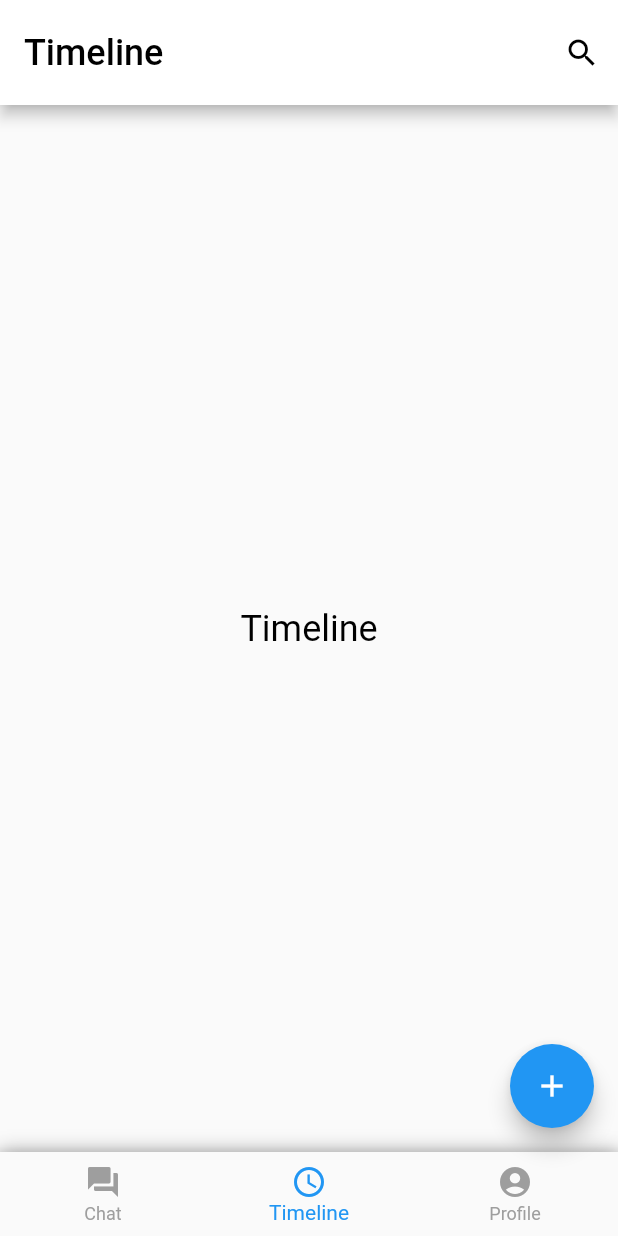
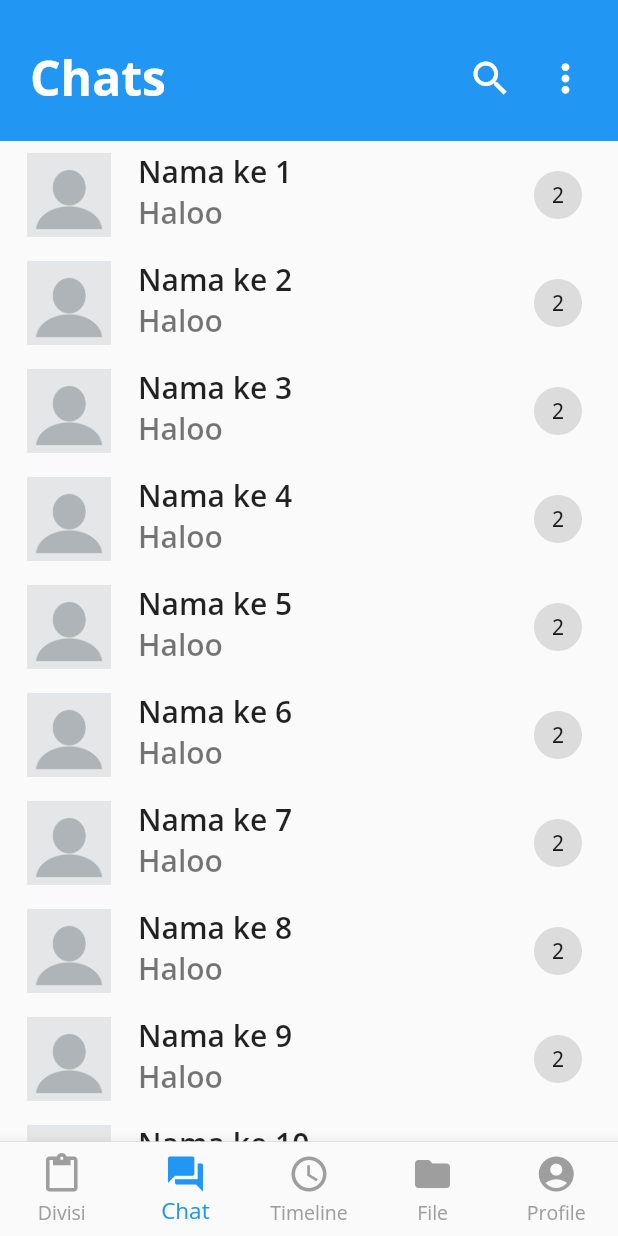
Before and after one commit to hamzaharrayhan/originice, a Flutter app: the screen it shows after launch, item 2 of the bottom bar chosen, on a phone screen of 412 x 824 dp. Run offline on Flutter 3.47's test engine with Material 2 defaults, Android fonts, the phone set to English and light mode, and no system bars; our stand-ins replace get, google_fonts.

Commit message:
chatpage

```diff
--- /dev/null
+++ b/lib/Page/chatpage.dart
@@ -0,0 +1,66 @@
+import 'package:flutter/material.dart';
+
+class ChatPage extends StatelessWidget {
+  final List<Widget> myChats = List.generate(
+    20,
+    (index) => ListTile(
+      onTap: () {},
+      leading: CircleAvatar(
+        radius: 30,
+        backgroundColor: Colors.black26,
+        child: Image.asset(
+          'assets/profile.png',
+          fit: BoxFit.contain,
+        ),
+      ),
+      title: Text(
+        "Nama ke ${index + 1}",
+        style: TextStyle(fontSize: 20, fontWeight: FontWeight.w600),
+      ),
+      subtitle: Text(
+        "Haloo",
+        style: TextStyle(fontSize: 20, fontWeight: FontWeight.w600),
+      ),
+      trailing: Chip(label: Text("2")),
+    ),
+  );
+
+  @override
+  Widget build(BuildContext context) {
+    return Scaffold(
+        body: Column(
+      children: [
+        Container(
+          padding: EdgeInsets.fromLTRB(20, 30, 20, 20),
+          color: Colors.blue,
+          child: Row(
+            mainAxisAlignment: MainAxisAlignment.spaceBetween,
+            children: [
+              Text(
+                "Chats",
+                style: TextStyle(
+                    fontSize: 32,
+                    fontWeight: FontWeight.bold,
+                    color: Colors.white),
+              ),
+              Row(
+                children: [
+                  Icon(Icons.search, size: 30, color: Colors.white),
+                  SizedBox(
+                    width: 20,
+                  ),
+                  Icon(Icons.more_vert, size: 30, color: Colors.white),
+                ],
+              )
+            ],
+          ),
+        ),
+        Expanded(
+          child: ListView.builder(
+              itemCount: myChats.length,
+              itemBuilder: (context, index) => myChats[index]),
+        )
+      ],
+    ));
+  }
+}
--- a/lib/dashboard.dart
+++ b/lib/Page/dashboard.dart
@@ -1,4 +1,6 @@
 import 'package:flutter/material.dart';
+import 'package:originice/Page/chatpage.dart';
+import 'package:originice/Page/profilepage.dart';
 
 class Dashboard extends StatefulWidget {
   @override
@@ -9,19 +11,21 @@ class _DashboardState extends State<Dashboard> {
   int _selectedIndex = 0;
   static const TextStyle optionStyle =
       TextStyle(fontSize: 24, color: Colors.black);
-  static const List<Widget> _widgetOptions = <Widget>[
+  List<Widget> _widgetOptions = <Widget>[
     Text(
-      'Chat',
+      'Divisi',
       style: optionStyle,
     ),
+    ChatPage(),
     Text(
       'Timeline',
       style: optionStyle,
     ),
     Text(
-      'Profile',
+      'File',
       style: optionStyle,
     ),
+    ProfilePage()
   ];
 
   void _onItemTapped(int index) {
@@ -33,37 +37,24 @@ class _DashboardState extends State<Dashboard> {
   @override
   Widget build(BuildContext context) {
     return Scaffold(
-        appBar: AppBar(
-          toolbarHeight: 70,
-          backgroundColor: Colors.white,
-          title: _widgetOptions.elementAt(_selectedIndex),
-          actions: <Widget>[
-            IconButton(
-              icon: Icon(Icons.search),
-              onPressed: () {},
-              color: Colors.black,
-            )
-          ],
-        ),
         body: Center(
           child: _widgetOptions.elementAt(_selectedIndex),
-        ),
-        floatingActionButton: FloatingActionButton(
-          onPressed: () {},
-          child: const Icon(Icons.add),
-          backgroundColor: Colors.blue,
         ),
         bottomNavigationBar: Container(
           decoration: BoxDecoration(
             boxShadow: <BoxShadow>[
               BoxShadow(
                 color: Colors.grey,
-                blurRadius: 10,
               ),
             ],
           ),
           child: BottomNavigationBar(
+            type: BottomNavigationBarType.fixed,
             items: const <BottomNavigationBarItem>[
+              BottomNavigationBarItem(
+                icon: Icon(Icons.content_paste),
+                label: 'Divisi',
+              ),
               BottomNavigationBarItem(
                 icon: Icon(Icons.question_answer),
                 label: 'Chat',
@@ -73,11 +64,18 @@ class _DashboardState extends State<Dashboard> {
                 label: 'Timeline',
               ),
               BottomNavigationBarItem(
+                icon: Icon(Icons.folder),
+                label: 'File',
+              ),
+              BottomNavigationBarItem(
                 icon: Icon(Icons.account_circle),
                 label: 'Profile',
               ),
             ],
             currentIndex: _selectedIndex,
+            selectedFontSize: 15,
+            unselectedFontSize: 13,
+            iconSize: 28,
             unselectedItemColor: Colors.grey,
             selectedItemColor: Colors.blue,
             onTap: _onItemTapped,
--- a/lib/main.dart
+++ b/lib/main.dart
@@ -1,6 +1,8 @@
 import 'package:flutter/material.dart';
-import 'package:originice/dashboard.dart';
-import 'package:originice/profilepage.dart';
+import 'package:get/get.dart';
+import 'package:google_fonts/google_fonts.dart';
+
+import 'Page/dashboard.dart';
 
 void main() {
   runApp(MyApp());
@@ -9,6 +11,13 @@ void main() {
 class MyApp extends StatelessWidget {
   @override
   Widget build(BuildContext context) {
-    return MaterialApp(debugShowCheckedModeBanner: false, home: Dashboard());
+    return GetMaterialApp(
+      debugShowCheckedModeBanner: false,
+      home: Dashboard(),
+      theme: ThemeData(
+          textTheme: GoogleFonts.openSansTextTheme(
+        Theme.of(context).textTheme,
+      )),
+    );
   }
 }
```
Also changed, not shown: lib/Page/profilepage.dart (added, +155 -0 lines), lib/profilepage.dart (deleted, +0 -121 lines), pubspec.yaml (+9 -60 lines), pubspec.lock, 3 other files.
